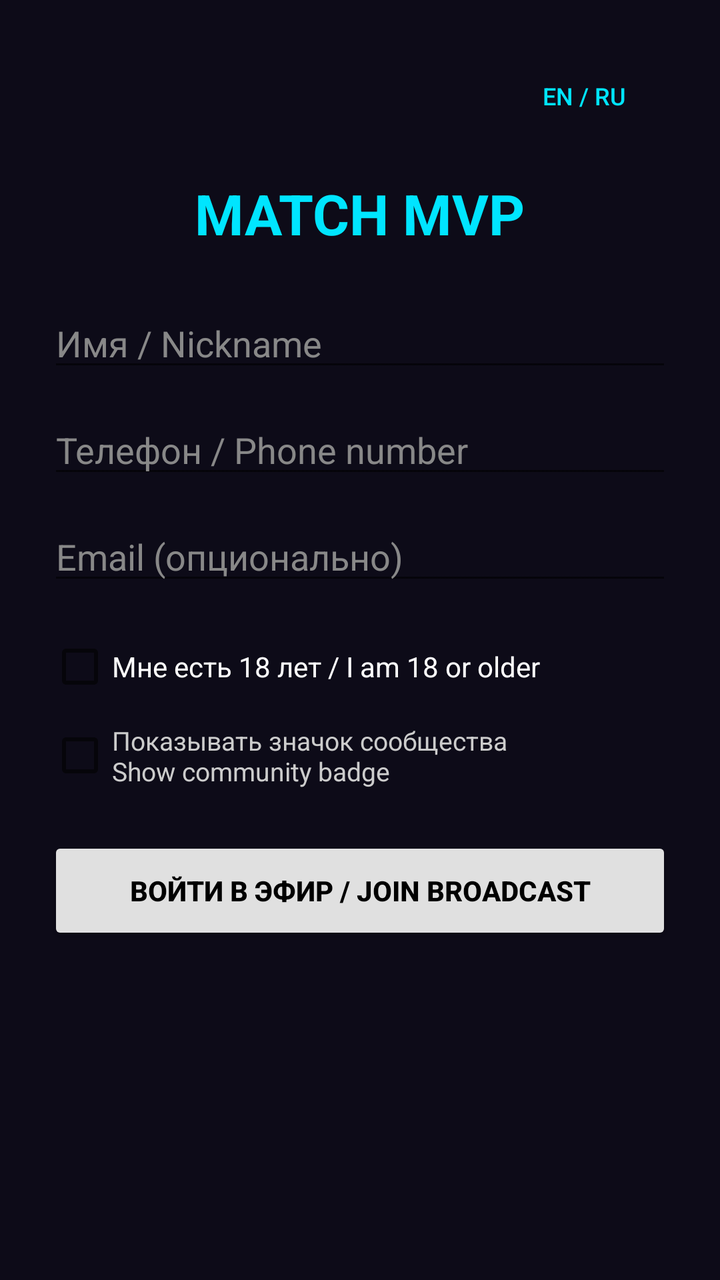
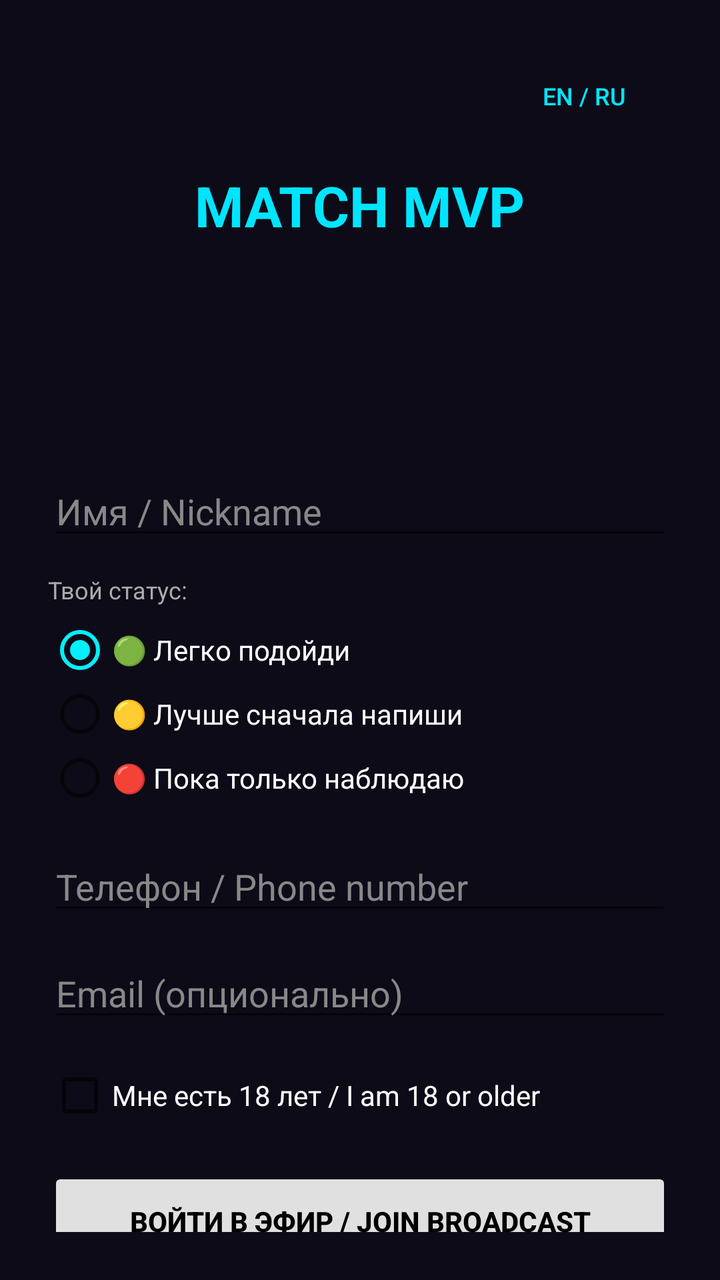

An Android layout rendered at two revisions. The XML below is the earlier revision; the diff shows what the commit changed to produce the second picture.
<!-- AndroidManifest.xml: application theme Theme.MatchMVP -->
<!-- res/layout/activity_main.xml -->
<?xml version="1.0" encoding="utf-8"?>
<FrameLayout xmlns:android="http://schemas.android.com/apk/res/android"
    android:layout_width="match_parent"
    android:layout_height="match_parent"
    android:background="#0D0B18">

    
    <LinearLayout
        android:id="@+id/joinScreen"
        android:layout_width="match_parent"
        android:layout_height="match_parent"
        android:orientation="vertical"
        android:padding="24dp"
        android:gravity="center_horizontal">

        <LinearLayout
            android:layout_width="match_parent"
            android:layout_height="wrap_content"
            android:orientation="horizontal"
            android:gravity="end"
            android:layout_marginBottom="16dp">

            <Button
                android:id="@+id/langBtn"
                android:layout_width="wrap_content"
                android:layout_height="wrap_content"
                android:text="EN / RU"
                android:textSize="12sp"
                android:textColor="#00E5FF"
                android:background="?android:attr/selectableItemBackground"/>
        </LinearLayout>

        <TextView
            android:id="@+id/titleTv"
            android:layout_width="wrap_content"
            android:layout_height="wrap_content"
            android:text="MATCH MVP"
            android:textSize="28sp"
            android:textStyle="bold"
            android:textColor="#00E5FF"
            android:layout_marginBottom="24dp"/>

        <EditText
            android:id="@+id/nicknameInput"
            android:layout_width="match_parent"
            android:layout_height="wrap_content"
            android:hint="Имя / Nickname"
            android:textColorHint="#888888"
            android:textColor="#FFFFFF"
            android:inputType="textPersonName"
            android:layout_marginBottom="12dp"/>

        <EditText
            android:id="@+id/phoneInput"
            android:layout_width="match_parent"
            android:layout_height="wrap_content"
            android:hint="Телефон / Phone number"
            android:textColorHint="#888888"
            android:textColor="#FFFFFF"
            android:inputType="phone"
            android:layout_marginBottom="12dp"/>

        <EditText
            android:id="@+id/emailInput"
            android:layout_width="match_parent"
            android:layout_height="wrap_content"
            android:hint="Email (опционально)"
            android:textColorHint="#888888"
            android:textColor="#FFFFFF"
            android:inputType="textEmailAddress"
            android:layout_marginBottom="20dp"/>

        <CheckBox
            android:id="@+id/ageCheck"
            android:layout_width="match_parent"
            android:layout_height="wrap_content"
            android:text="Мне есть 18 лет / I am 18 or older"
            android:textColor="#FFFFFF"
            android:layout_marginBottom="12dp"/>

        <CheckBox
            android:id="@+id/badgeCheck"
            android:layout_width="match_parent"
            android:layout_height="wrap_content"
            android:text="Показывать значок сообщества\nShow community badge"
            android:textColor="#CCCCCC"
            android:textSize="13sp"
            android:layout_marginBottom="24dp"/>

        <Button
            android:id="@+id/joinBtn"
            android:layout_width="match_parent"
            android:layout_height="54dp"
            android:text="ВОЙТИ В ЭФИР / JOIN BROADCAST"
            android:textSize="14sp"
            android:textStyle="bold"
            android:textColor="#000000"
            android:backgroundTint="#E0E0E0"/>

    </LinearLayout>

    
    <LinearLayout
        android:id="@+id/roomScreen"
        android:layout_width="match_parent"
        android:layout_height="match_parent"
        android:orientation="vertical"
        android:padding="16dp"
        android:visibility="gone">

        <LinearLayout
            android:layout_width="match_parent"
            android:layout_height="wrap_content"
            android:orientation="horizontal"
            android:gravity="center_vertical"
            android:layout_marginBottom="12dp">

            <TextView
                android:id="@+id/roomTitleTv"
                android:layout_width="0dp"
                android:layout_height="wrap_content"
                android:layout_weight="1"
                android:text="Кто рядом / Nearby"
                android:textSize="20sp"
                android:textStyle="bold"
                android:maxLines="1"
                android:ellipsize="end"
                android:textColor="#00E5FF"/>

            <Button
                android:id="@+id/historyBtn"
                android:layout_width="wrap_content"
                android:layout_height="wrap_content"
                android:text="История"
                android:textColor="#00E5FF"
                android:textSize="13sp"
                android:background="?android:attr/selectableItemBackground"
                android:layout_marginEnd="8dp"/>

            <Button
                android:id="@+id/leaveBtn"
                android:layout_width="wrap_content"
                android:layout_height="wrap_content"
                android:text="Выйти / Leave"
                android:textColor="#FF5252"
                android:textSize="13sp"
                android:background="?android:attr/selectableItemBackground"/>
        </LinearLayout>

        
        <LinearLayout
            android:id="@+id/radarStatusLayout"
            android:layout_width="match_parent"
            android:layout_height="wrap_content"
            android:orientation="horizontal"
            android:gravity="center_vertical"
            android:padding="8dp"
            android:layout_marginBottom="8dp"
            android:background="#1A00E5FF">

            <ProgressBar
                android:layout_width="16dp"
                android:layout_height="16dp"
                android:layout_marginEnd="8dp"
                android:indeterminate="true"/>

            <TextView
                android:id="@+id/radarStatusTv"
                android:layout_width="wrap_content"
                android:layout_height="wrap_content"
                android:text="Поиск участников рядом..."
                android:textColor="#00E5FF"
                android:textSize="12sp"/>
        </LinearLayout>

        <androidx.recyclerview.widget.RecyclerView
            android:id="@+id/peersRecyclerView"
            android:layout_width="match_parent"
            android:layout_height="match_parent"/>

    </LinearLayout>

</FrameLayout>
<!-- resources referenced by this layout -->
<resources>
  <style name="Theme.MatchMVP" parent="Theme.AppCompat.Light.NoActionBar">
          <item name="colorPrimary">#0A0118</item>
          <item name="colorPrimaryDark">#0A0118</item>
          <item name="colorAccent">#00F0FF</item>
          <item name="android:windowBackground">#0A0118</item>
      </style>
</resources>

<!-- the commit's change to res/layout/activity_main.xml (unified diff, before → after) -->
@@ -18,7 +18,7 @@
             android:layout_height="wrap_content"
             android:orientation="horizontal"
             android:gravity="end"
-            android:layout_marginBottom="16dp">
+            android:layout_marginBottom="12dp">
 
             <Button
                 android:id="@+id/langBtn"
@@ -38,7 +38,14 @@
             android:textSize="28sp"
             android:textStyle="bold"
             android:textColor="#00E5FF"
-            android:layout_marginBottom="24dp"/>
+            android:layout_marginBottom="16dp"/>
+
+        <ImageView
+            android:id="@+id/myAvatarPreview"
+            android:layout_width="80dp"
+            android:layout_height="80dp"
+            android:layout_marginBottom="16dp"
+            android:contentDescription="Avatar"/>
 
         <EditText
             android:id="@+id/nicknameInput"
@@ -50,6 +57,46 @@
             android:inputType="textPersonName"
             android:layout_marginBottom="12dp"/>
 
+        
+        <TextView
+            android:id="@+id/statusLabelTv"
+            android:layout_width="match_parent"
+            android:layout_height="wrap_content"
+            android:text="Твой статус:"
+            android:textColor="#AAAAAA"
+            android:textSize="12sp"
+            android:layout_marginBottom="6dp"/>
+
+        <RadioGroup
+            android:id="@+id/statusRadioGroup"
+            android:layout_width="match_parent"
+            android:layout_height="wrap_content"
+            android:orientation="vertical"
+            android:layout_marginBottom="16dp">
+
+            <RadioButton
+                android:id="@+id/radioGreen"
+                android:layout_width="match_parent"
+                android:layout_height="wrap_content"
+                android:text="🟢 Легко подойди"
+                android:textColor="#FFFFFF"
+                android:checked="true"/>
+
+            <RadioButton
+                android:id="@+id/radioYellow"
+                android:layout_width="match_parent"
+                android:layout_height="wrap_content"
+                android:text="🟡 Лучше сначала напиши"
+                android:textColor="#FFFFFF"/>
+
+            <RadioButton
+                android:id="@+id/radioRed"
+                android:layout_width="match_parent"
+                android:layout_height="wrap_content"
+                android:text="🔴 Пока только наблюдаю"
+                android:textColor="#FFFFFF"/>
+        </RadioGroup>
+
         <EditText
             android:id="@+id/phoneInput"
             android:layout_width="match_parent"
@@ -68,7 +115,7 @@
             android:textColorHint="#888888"
             android:textColor="#FFFFFF"
             android:inputType="textEmailAddress"
-            android:layout_marginBottom="20dp"/>
+            android:layout_marginBottom="16dp"/>
 
         <CheckBox
             android:id="@+id/ageCheck"
@@ -76,16 +123,7 @@
             android:layout_height="wrap_content"
             android:text="Мне есть 18 лет / I am 18 or older"
             android:textColor="#FFFFFF"
-            android:layout_marginBottom="12dp"/>
-
-        <CheckBox
-            android:id="@+id/badgeCheck"
-            android:layout_width="match_parent"
-            android:layout_height="wrap_content"
-            android:text="Показывать значок сообщества\nShow community badge"
-            android:textColor="#CCCCCC"
-            android:textSize="13sp"
-            android:layout_marginBottom="24dp"/>
+            android:layout_marginBottom="20dp"/>
 
         <Button
             android:id="@+id/joinBtn"
